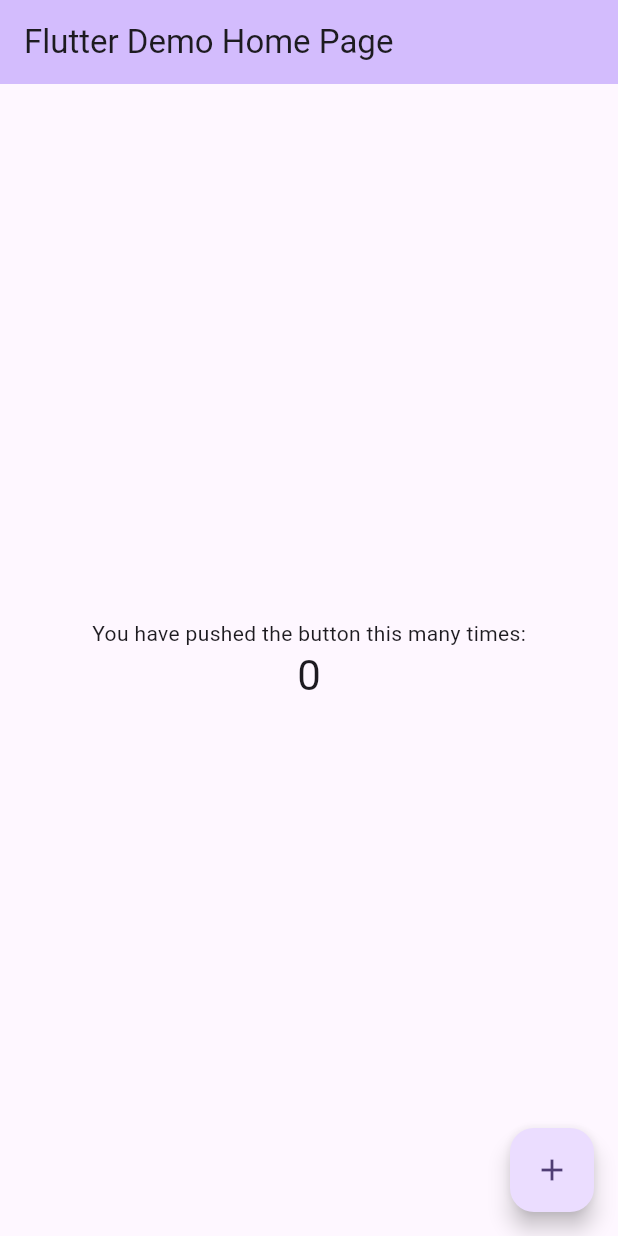
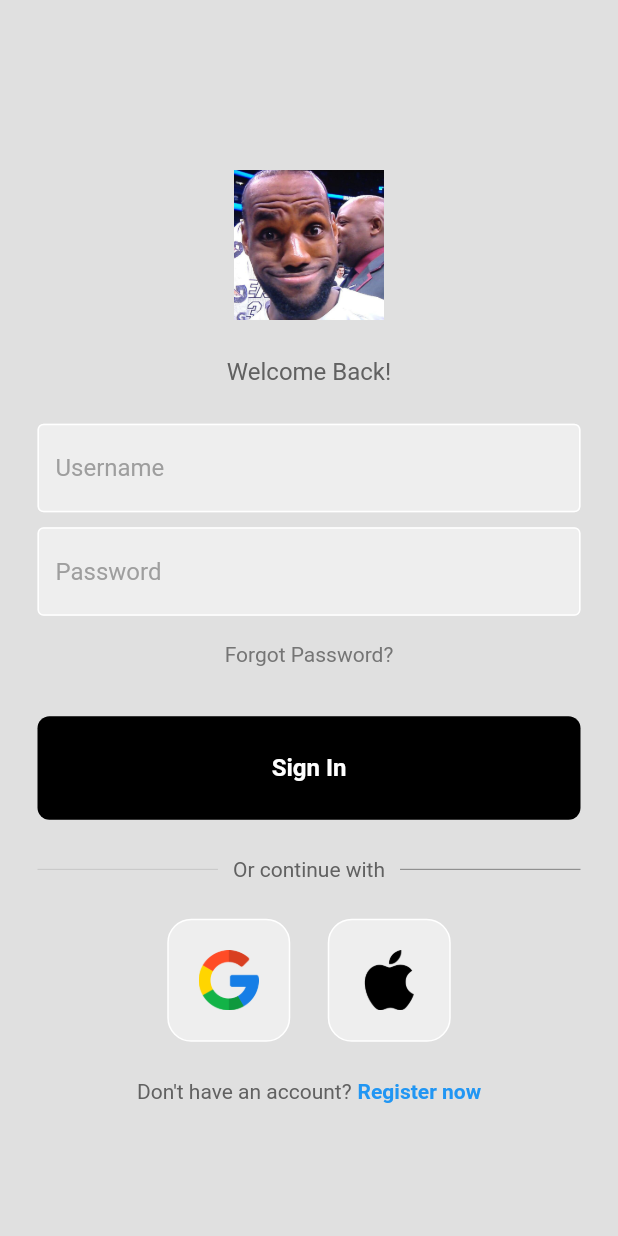
Before and after one commit to brandon-sanchez/mobile_app_collab, a Flutter app: the screen it shows after launch, on a phone screen of 412 x 824 dp. Run offline on Flutter 3.47's test engine with Material 2 defaults, Android fonts, the phone set to English and light mode, and no system bars.

Commit message:
added login UI

```diff
--- /dev/null
+++ b/lib/components/my_button.dart
@@ -0,0 +1,32 @@
+import 'package:flutter/material.dart';
+
+class MyButton extends StatelessWidget {
+  final Function()? onTap;
+
+  const MyButton({super.key, required this.onTap});
+
+  @override
+  Widget build(BuildContext context) {
+    return GestureDetector(
+      onTap: onTap,
+      child: Container(
+        padding: const EdgeInsets.all(25),
+        margin: const EdgeInsets.symmetric(horizontal: 25),
+        decoration: BoxDecoration(
+          color: Colors.black,
+          borderRadius: BorderRadius.circular(8),
+        ),
+        child: const Center(
+          child: Text(
+            "Sign In",
+            style: TextStyle(
+              color: Colors.white,
+              fontWeight: FontWeight.bold,
+              fontSize: 16,
+            ),
+          ),
+        ),
+      ),
+    );
+  }
+}
--- /dev/null
+++ b/lib/components/my_textfield.dart
@@ -0,0 +1,38 @@
+import 'dart:async';
+
+import 'package:flutter/material.dart';
+
+class MyTextField extends StatelessWidget {
+  final controller;
+  final String hintText;
+  final bool obscureText;
+
+  const MyTextField({
+    super.key,
+    required this.controller,
+    required this.hintText,
+    required this.obscureText,
+  });
+
+  @override
+  Widget build(BuildContext context) {
+    return Padding(
+      padding: const EdgeInsets.symmetric(horizontal: 25.0),
+      child: TextField(
+        controller: controller,
+        obscureText: obscureText,
+        decoration: InputDecoration(
+            enabledBorder: const OutlineInputBorder(
+              borderSide: BorderSide(color: Colors.white),
+            ),
+            focusedBorder: OutlineInputBorder(
+              borderSide: BorderSide(color: Colors.grey.shade400),
+            ),
+            fillColor: Colors.grey.shade200,
+            filled: true,
+            hintText: hintText,
+            hintStyle: TextStyle(color: Colors.grey[500])),
+      ),
+    );
+  }
+}
--- /dev/null
+++ b/lib/components/square_tile.dart
@@ -0,0 +1,25 @@
+import 'package:flutter/material.dart';
+
+class SquareTile extends StatelessWidget {
+  final String imagePath;
+  const SquareTile({
+    super.key,
+    required this.imagePath,
+  });
+
+  @override
+  Widget build(BuildContext context) {
+    return Container(
+      padding: EdgeInsets.all(20),
+      decoration: BoxDecoration(
+        border: Border.all(color: Colors.white),
+        borderRadius: BorderRadius.circular(16),
+        color: Colors.grey[200],
+      ),
+      child: Image.asset(
+        imagePath,
+        height: 40,
+      ),
+    );
+  }
+}
--- a/lib/main.dart
+++ b/lib/main.dart
@@ -1,4 +1,5 @@
 import 'package:flutter/material.dart';
+import 'pages/login_page.dart';
 
 void main() {
   runApp(const MyApp());
@@ -7,119 +8,11 @@
 class MyApp extends StatelessWidget {
   const MyApp({super.key});
 
-  // This widget is the root of your application.
   @override
   Widget build(BuildContext context) {
     return MaterialApp(
-      title: 'Flutter Mobile Application',
-      theme: ThemeData(
-        // This is the theme of your application.
-        //
-        // TRY THIS: Try running your application with "flutter run". You'll see
-        // the application has a blue toolbar. Then, without quitting the app,
-        // try changing the seedColor in the colorScheme below to Colors.green
-        // and then invoke "hot reload" (save your changes or press the "hot
-        // reload" button in a Flutter-supported IDE, or press "r" if you used
-        // the command line to start the app).
-        //
-        // Notice that the counter didn't reset back to zero; the application
-        // state is not lost during the reload. To reset the state, use hot
-        // restart instead.
-        //
-        // This works for code too, not just values: Most code changes can be
-        // tested with just a hot reload.
-        colorScheme: ColorScheme.fromSeed(seedColor: Colors.deepPurple),
-        useMaterial3: true,
-      ),
-      home: const MyHomePage(title: 'Flutter Demo Home Page'),
+      debugShowCheckedModeBanner: false,
+      home:LoginPage(),
     );
   }
 }
-
-class MyHomePage extends StatefulWidget {
-  const MyHomePage({super.key, required this.title});
-
-  // This widget is the home page of your application. It is stateful, meaning
-  // that it has a State object (defined below) that contains fields that affect
-  // how it looks.
-
-  // This class is the configuration for the state. It holds the values (in this
-  // case the title) provided by the parent (in this case the App widget) and
-  // used by the build method of the State. Fields in a Widget subclass are
-  // always marked "final".
-
-  final String title;
-
-  @override
-  State<MyHomePage> createState() => _MyHomePageState();
-}
-
-class _MyHomePageState extends State<MyHomePage> {
-  int _counter = 0;
-
-  void _incrementCounter() {
-    setState(() {
-      // This call to setState tells the Flutter framework that something has
-      // changed in this State, which causes it to rerun the build method below
-      // so that the display can reflect the updated values. If we changed
-      // _counter without calling setState(), then the build method would not be
-      // called again, and so nothing would appear to happen.
-      _counter++;
-    });
-  }
-
-  @override
-  Widget build(BuildContext context) {
-    // This method is rerun every time setState is called, for instance as done
-    // by the _incrementCounter method above.
-    //
-    // The Flutter framework has been optimized to make rerunning build methods
-    // fast, so that you can just rebuild anything that needs updating rather
-    // than having to individually change instances of widgets.
-    return Scaffold(
-      appBar: AppBar(
-        // TRY THIS: Try changing the color here to a specific color (to
-        // Colors.amber, perhaps?) and trigger a hot reload to see the AppBar
-        // change color while the other colors stay the same.
-        backgroundColor: Theme.of(context).colorScheme.inversePrimary,
-        // Here we take the value from the MyHomePage object that was created by
-        // the App.build method, and use it to set our appbar title.
-        title: Text(widget.title),
-      ),
-      body: Center(
-        // Center is a layout widget. It takes a single child and positions it
-        // in the middle of the parent.
-        child: Column(
-          // Column is also a layout widget. It takes a list of children and
-          // arranges them vertically. By default, it sizes itself to fit its
-          // children horizontally, and tries to be as tall as its parent.
-          //
-          // Column has various properties to control how it sizes itself and
-          // how it positions its children. Here we use mainAxisAlignment to
-          // center the children vertically; the main axis here is the vertical
-          // axis because Columns are vertical (the cross axis would be
-          // horizontal).
-          //
-          // TRY THIS: Invoke "debug painting" (choose the "Toggle Debug Paint"
-          // action in the IDE, or press "p" in the console), to see the
-          // wireframe for each widget.
-          mainAxisAlignment: MainAxisAlignment.center,
-          children: <Widget>[
-            const Text(
-              'You have pushed the button this many times:',
-            ),
-            Text(
-              '$_counter',
-              style: Theme.of(context).textTheme.headlineMedium,
-            ),
-          ],
-        ),
-      ),
-      floatingActionButton: FloatingActionButton(
-        onPressed: _incrementCounter,
-        tooltip: 'Increment',
-        child: const Icon(Icons.add),
-      ), // This trailing comma makes auto-formatting nicer for build methods.
-    );
-  }
-}
--- /dev/null
+++ b/lib/pages/login_page.dart
@@ -0,0 +1,142 @@
+import 'package:flutter/material.dart';
+import 'package:mobile_app_collab/components/my_button.dart';
+import 'package:mobile_app_collab/components/my_textfield.dart';
+import 'package:mobile_app_collab/components/square_tile.dart';
+
+class LoginPage extends StatelessWidget {
+  LoginPage({super.key});
+
+  // text editing controller
+  final usernameController = TextEditingController();
+  final passwordController = TextEditingController();
+
+  //sign user in method
+  void signUserIn() {}
+
+  @override
+  Widget build(BuildContext context) {
+    return Scaffold(
+        backgroundColor: Colors.grey[300],
+        body: SafeArea(
+            child: Center(
+          child: Column(
+            mainAxisAlignment: MainAxisAlignment.center,
+            children: [
+              const SizedBox(height: 25),
+
+              // logo
+              Image.asset('lib/images/lebron.jpg', height: 100),
+
+              const SizedBox(height: 25),
+
+              //welcome back, you've been missed
+              Text(
+                "Welcome Back!",
+                style: TextStyle(
+                  color: Colors.grey[700],
+                  fontSize: 16,
+                ),
+              ),
+
+              const SizedBox(height: 25),
+
+              //username textfield
+              MyTextField(
+                controller: usernameController,
+                hintText: 'Username',
+                obscureText: false,
+              ),
+
+              const SizedBox(height: 10),
+
+              //password textfield
+              MyTextField(
+                controller: usernameController,
+                hintText: 'Password',
+                obscureText: true,
+              ),
+
+              const SizedBox(height: 10),
+
+              //forgot password
+              Padding(
+                padding: const EdgeInsets.all(8.0),
+                child: Text(
+                  'Forgot Password?',
+                  style: TextStyle(color: Colors.grey[600]),
+                ),
+              ),
+
+              const SizedBox(height: 25),
+
+              // sign in button
+              MyButton(
+                onTap: signUserIn,
+              ),
+
+              const SizedBox(height: 25),
+
+              // or continue with
+              Padding(
+                padding: const EdgeInsets.symmetric(horizontal: 25.0),
+                child: Row(
+                  children: [
+                    Expanded(
+                      child: Divider(
+                        thickness: 0.5,
+                        color: Colors.grey[400],
+                      ),
+                    ),
+                    Padding(
+                      padding: const EdgeInsets.symmetric(horizontal: 10.0),
+                      child: Text(
+                        'Or continue with',
+                        style: TextStyle(color: Colors.grey[700]),
+                      ),
+                    ),
+                    Expanded(
+                      child: Divider(
+                        thickness: 0.5,
+                        color: Colors.grey[700],
+                      ),
+                    ),
+                  ],
+                ),
+              ),
+
+              const SizedBox(height: 25),
+
+              // google + apple sign in buttons
+              const Row(
+                mainAxisAlignment: MainAxisAlignment.center,
+                children: [
+                  //google button
+                  SquareTile(imagePath: 'lib/images/google.png'),
+
+                  SizedBox(width: 25),
+
+                  //apple button
+                  SquareTile(imagePath: 'lib/images/apple.png'),
+                ],
+              ),
+
+              const SizedBox(height: 25),
+
+              //register now if not a member
+              Row(mainAxisAlignment: MainAxisAlignment.center, children: [
+                Text(
+                  "Don't have an account?",
+                  style: TextStyle(color: Colors.grey[700]),
+                ),
+                const SizedBox(width: 4),
+                const Text(
+                  'Register now',
+                  style: TextStyle(
+                      color: Colors.blue, fontWeight: FontWeight.bold),
+                ),
+              ]),
+            ],
+          ),
+        )));
+  }
+}
--- a/pubspec.yaml
+++ b/pubspec.yaml
@@ -59,8 +59,8 @@
   uses-material-design: true
 
   # To add assets to your application, add an assets section, like this:
-  # assets:
-  #   - images/a_dot_burr.jpeg
+  assets:
+    - lib/images/
   #   - images/a_dot_ham.jpeg
 
   # An image asset can refer to one or more resolution-specific "variants", see
```
Also changed, not shown: lib/images/apple.png (added), lib/images/google.png (added), lib/images/lebron.jpg (added).
